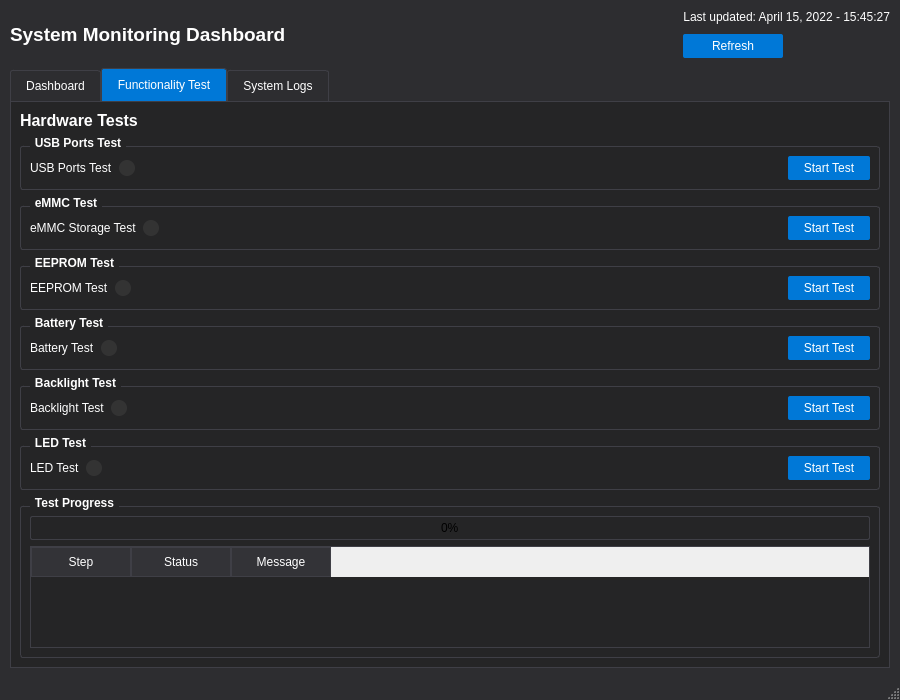
Qt form gui/ui/main_window.ui (MingYuan-Chen/orion_v2) before a commit.
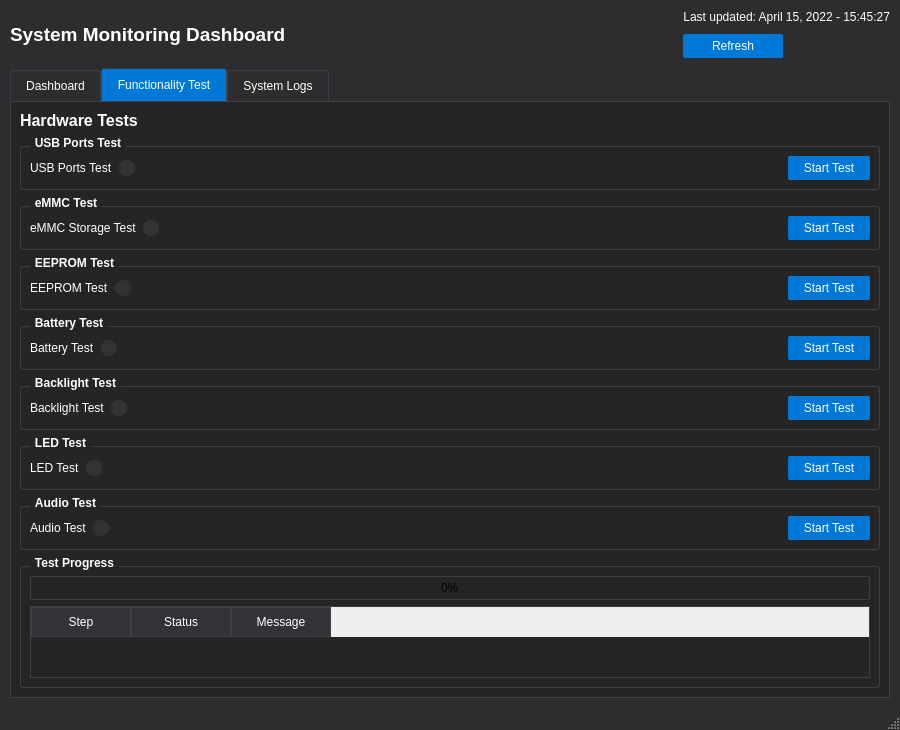
The same form after that commit. The open tabs and pages were chosen to show the change.

Commit message: implement audio test worker

```diff
--- a/gui/ui/main_window.ui
+++ b/gui/ui/main_window.ui
@@ -908,6 +908,59 @@
           </layout>
          </widget>
         </item>
+        <item>
+         <widget class="QGroupBox" name="groupBox_audio_test">
+          <property name="title">
+           <string>Audio Test</string>
+          </property>
+          <layout class="QHBoxLayout" name="horizontalLayout_audio_test">
+           <item>
+            <widget class="QLabel" name="label_audio_test">
+             <property name="text">
+              <string>Audio Test</string>
+             </property>
+            </widget>
+           </item>
+           <item>
+            <widget class="QLabel" name="label_audio_status">
+             <property name="styleSheet">
+              <string notr="true">QLabel {
+    background-color: #333333;
+    border-radius: 8px;
+    min-width: 16px;
+    min-height: 16px;
+    max-width: 16px;
+    max-height: 16px;
+}</string>
+             </property>
+             <property name="text">
+              <string/>
+             </property>
+            </widget>
+           </item>
+           <item>
+            <spacer name="horizontalSpacer_audio">
+             <property name="orientation">
+              <enum>Qt::Horizontal</enum>
+             </property>
+             <property name="sizeHint" stdset="0">
+              <size>
+               <width>40</width>
+               <height>20</height>
+              </size>
+             </property>
+            </spacer>
+           </item>
+           <item>
+            <widget class="QPushButton" name="button_audio_test">
+             <property name="text">
+              <string>Start Test</string>
+             </property>
+            </widget>
+           </item>
+          </layout>
+         </widget>
+        </item>
         <item>
          <widget class="QGroupBox" name="groupBox_hardware_test_results">
           <property name="title">
```
The commit also changes 3 other files.
